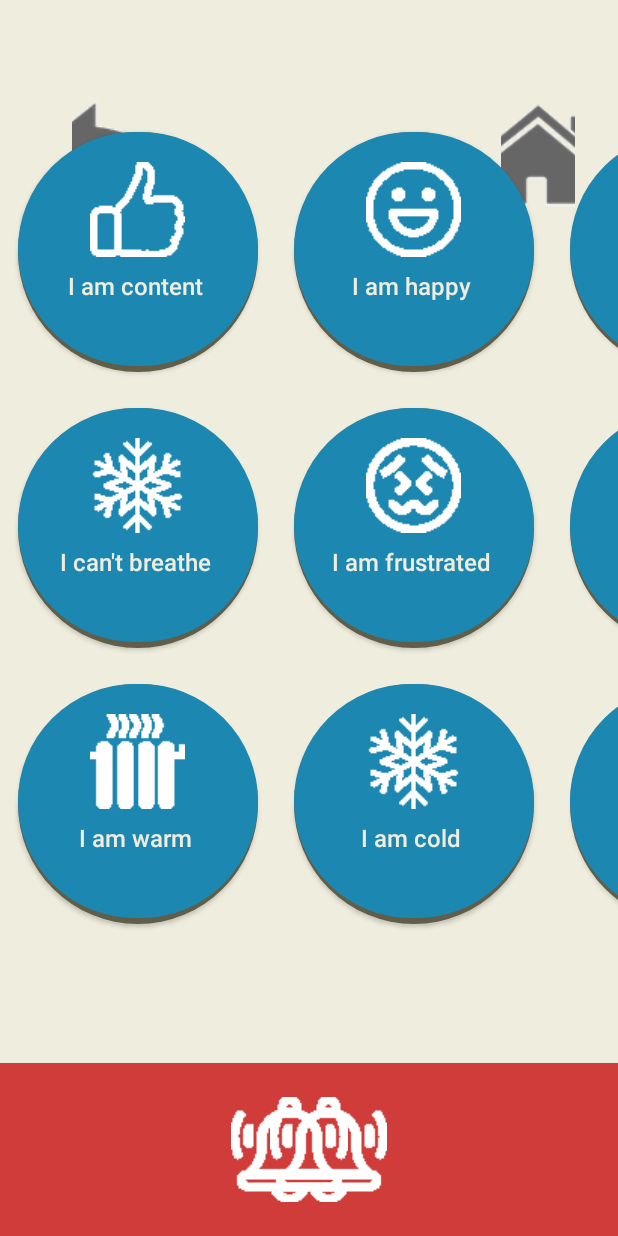
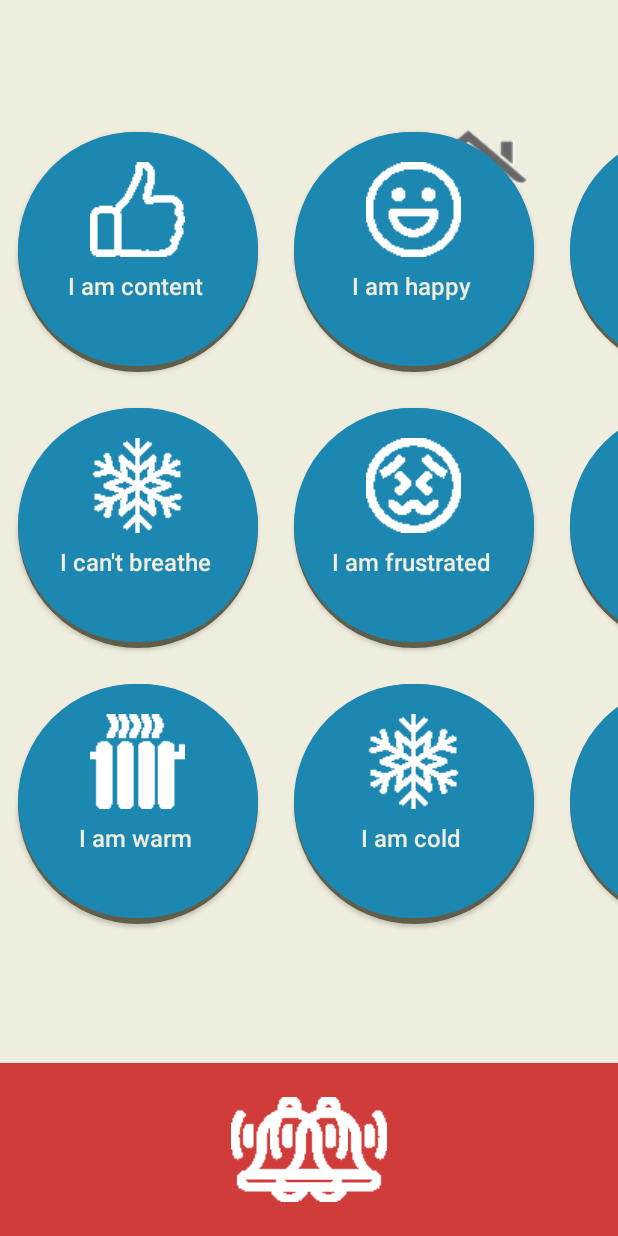
Before and after one commit to vonScholten/CoCoX, an Android app: the MoodActivity screen opened directly, with no data from a screen before it, on a phone screen of 412 x 824 dp. Run offline under Robolectric (Android 15) with nearby library versions, the phone set to English and light mode, and no system bars.

Commit message:
Tilpassede home og retur knapper i answer, dialogue, game, mood, questions og settings. Tilpassede IKKE knapperne i pain, memory og keyboard for at undgå merge konflikter, disse skal stadig laves.

```diff
--- a/app/src/main/res/layout/activity_mood.xml
+++ b/app/src/main/res/layout/activity_mood.xml
@@ -10,30 +10,8 @@
 
     <ImageButton
         android:id="@+id/retur"
-        android:layout_width="0dp"
-        android:layout_height="0dp"
-        android:layout_marginBottom="8dp"
-        android:layout_marginEnd="8dp"
-        android:layout_marginStart="48dp"
-        android:layout_marginTop="8dp"
-        android:background="@android:color/transparent"
-        app:layout_constraintBottom_toBottomOf="parent"
-        app:layout_constraintEnd_toEndOf="parent"
-        app:layout_constraintHeight_default="percent"
-        app:layout_constraintHeight_percent=".096"
-        app:layout_constraintHorizontal_bias="0.0"
-        app:layout_constraintStart_toStartOf="parent"
-        app:layout_constraintTop_toTopOf="parent"
-        app:layout_constraintVertical_bias="0.060000002"
-        app:layout_constraintWidth_default="percent"
-        app:layout_constraintWidth_percent=".12"
-        app:srcCompat="@drawable/back_btn" />
-
-
-    <ImageButton
-        android:id="@+id/home"
-        android:layout_width="0dp"
-        android:layout_height="0dp"
+        android:layout_width="160dp"
+        android:layout_height="160dp"
         android:layout_marginBottom="8dp"
         android:layout_marginEnd="8dp"
         android:layout_marginStart="8dp"
@@ -41,14 +19,27 @@
         android:background="@android:color/transparent"
         app:layout_constraintBottom_toBottomOf="parent"
         app:layout_constraintEnd_toEndOf="parent"
-        app:layout_constraintHeight_default="percent"
-        app:layout_constraintHeight_percent=".127"
-        app:layout_constraintHorizontal_bias="0.94"
+        app:layout_constraintHorizontal_bias="0.05"
         app:layout_constraintStart_toStartOf="parent"
         app:layout_constraintTop_toTopOf="parent"
-        app:layout_constraintVertical_bias="0.06999999"
-        app:layout_constraintWidth_default="percent"
-        app:layout_constraintWidth_percent=".12"
+        app:layout_constraintVertical_bias="0.055"
+        app:srcCompat="@drawable/back_btn" />
+
+    <ImageButton
+        android:id="@+id/home"
+        android:layout_width="160dp"
+        android:layout_height="160dp"
+        android:layout_marginBottom="8dp"
+        android:layout_marginEnd="8dp"
+        android:layout_marginStart="8dp"
+        android:layout_marginTop="8dp"
+        android:background="@android:color/transparent"
+        app:layout_constraintBottom_toBottomOf="parent"
+        app:layout_constraintEnd_toEndOf="parent"
+        app:layout_constraintHorizontal_bias="0.95"
+        app:layout_constraintStart_toStartOf="parent"
+        app:layout_constraintTop_toTopOf="parent"
+        app:layout_constraintVertical_bias="0.06"
         app:srcCompat="@drawable/home" />
 
     <Button
```
Also changed, not shown: app/src/main/res/layout/activity_answer.xml (+8 -9 lines), app/src/main/res/layout/activity_dialogue.xml (+8 -9 lines), app/src/main/res/layout/activity_game.xml (+8 -8 lines), app/src/main/res/layout/activity_questions.xml (+8 -8 lines), app/src/main/res/layout/activity_settings.xml (+8 -8 lines).
